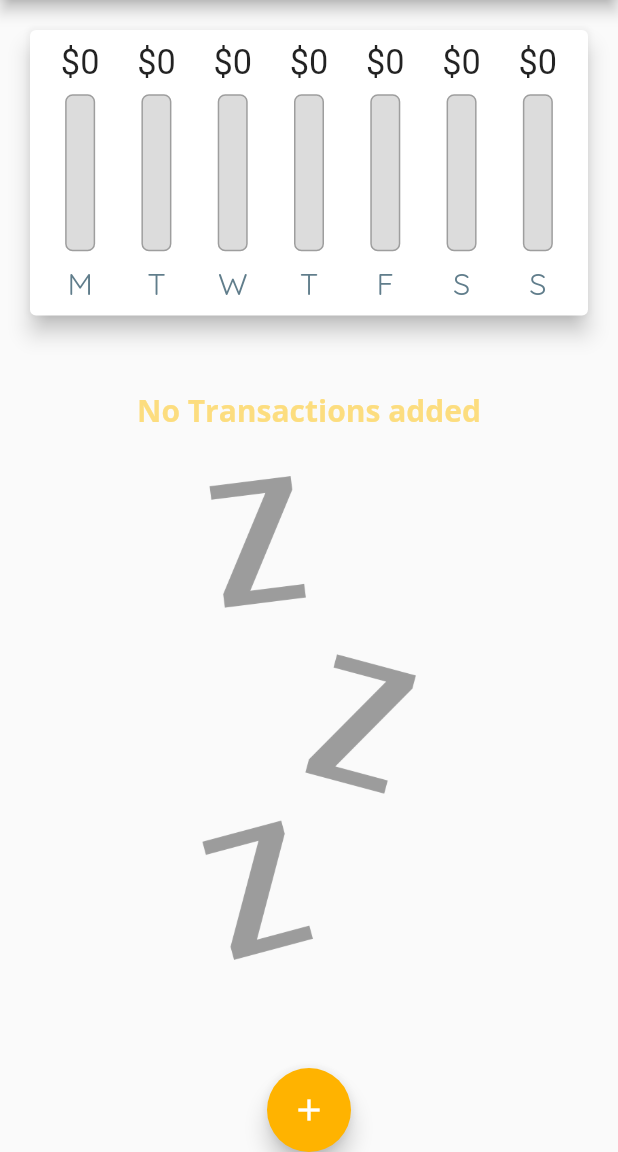
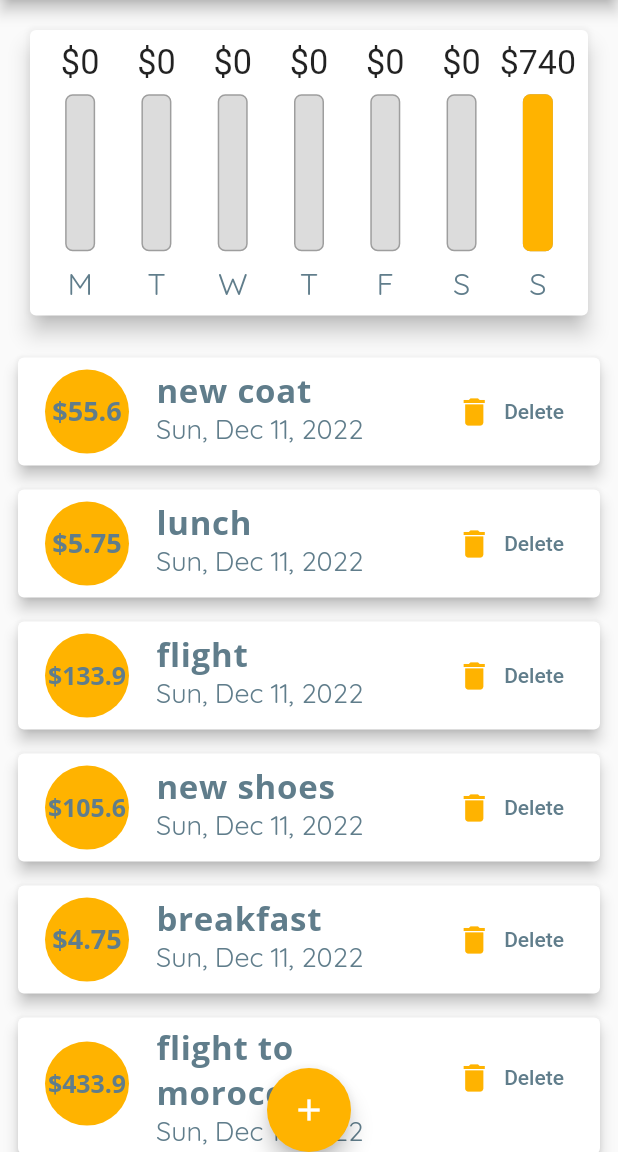
Before and after one commit to carlstep/max_expense_app_3, a Flutter app: the screen it shows after launch, on a phone screen of 412 x 824 dp, the part 84-1236 px from its top. Run offline on Flutter 3.47's test engine with Material 2 defaults, Android fonts, the light colour scheme and no system bars.

Commit message:
129 device size conditions

```diff
--- a/lib/main.dart
+++ b/lib/main.dart
@@ -77,24 +77,42 @@ class MyHomePage extends StatefulWidget {
 
 class _MyHomePageState extends State<MyHomePage> {
   final List<Transaction> _userTransactions = [
-    // Transaction(
-    //   id: 't1',
-    //   title: 'new coat',
-    //   amount: 55.60,
-    //   txDate: DateTime.now(),
-    // ),
-    // Transaction(
-    //   id: 't2',
-    //   title: 'lunch',
-    //   amount: 5.75,
-    //   txDate: DateTime.now(),
-    // ),
-    // Transaction(
-    //   id: 't3',
-    //   title: 'flight',
-    //   amount: 133.90,
-    //   txDate: DateTime.now(),
-    // ),
+    Transaction(
+      id: 't1',
+      title: 'new coat',
+      amount: 55.60,
+      txDate: DateTime.now(),
+    ),
+    Transaction(
+      id: 't2',
+      title: 'lunch',
+      amount: 5.75,
+      txDate: DateTime.now(),
+    ),
+    Transaction(
+      id: 't3',
+      title: 'flight',
+      amount: 133.90,
+      txDate: DateTime.now(),
+    ),
+    Transaction(
+      id: 't4',
+      title: 'new shoes',
+      amount: 105.60,
+      txDate: DateTime.now(),
+    ),
+    Transaction(
+      id: 't5',
+      title: 'breakfast',
+      amount: 4.75,
+      txDate: DateTime.now(),
+    ),
+    Transaction(
+      id: 't6',
+      title: 'flight to morocco',
+      amount: 433.90,
+      txDate: DateTime.now(),
+    ),
   ];
 
   bool _showChart = false;
--- a/lib/widgets/new_transaction.dart
+++ b/lib/widgets/new_transaction.dart
@@ -54,11 +54,17 @@ class _NewTransactionState extends State<NewTransaction> {
 
   @override
   Widget build(BuildContext context) {
-    return Card(
+    return SingleChildScrollView(
+      child: Card(
         elevation: 5,
         child: Container(
-        margin: const EdgeInsets.all(4),
-        padding: const EdgeInsets.all(12),
+          //margin: const EdgeInsets.all(4),
+          padding: EdgeInsets.only(
+            top: 10,
+            left: 10,
+            right: 10,
+            bottom: MediaQuery.of(context).viewInsets.bottom + 10.0,
+          ),
           child: Column(
             crossAxisAlignment: CrossAxisAlignment.end,
             children: [
@@ -108,6 +114,7 @@ class _NewTransactionState extends State<NewTransaction> {
             ],
           ),
         ),
+      ),
     );
   }
 }
--- a/lib/widgets/transaction_list.dart
+++ b/lib/widgets/transaction_list.dart
@@ -67,11 +67,21 @@ class TransactionList extends StatelessWidget {
                       DateFormat.yMMMEd().format(transactions[index].txDate),
                       style: Theme.of(context).textTheme.headline5,
                     ),
-                    trailing: IconButton(
-                      icon: Icon(Icons.delete),
-                      onPressed: () => deleteTx(transactions[index].id),
-                      color: Theme.of(context).colorScheme.primary,
-                    ),
+                    trailing: MediaQuery.of(context).size.width > 400
+                        ? TextButton.icon(
+                            icon: Icon(
+                              Icons.delete,
+                              color: Theme.of(context).colorScheme.secondary,
+                            ),
+                            onPressed: () => deleteTx(transactions[index].id),
+                            label: Text('Delete'),
+                          )
+                        : IconButton(
+                            tooltip: 'Delete',
+                            icon: Icon(Icons.delete),
+                            onPressed: () => deleteTx(transactions[index].id),
+                            color: Theme.of(context).colorScheme.primary,
+                          ),
                   ),
                 ),
               );
```
Lines whose indentation alone changed are shown as unchanged.
